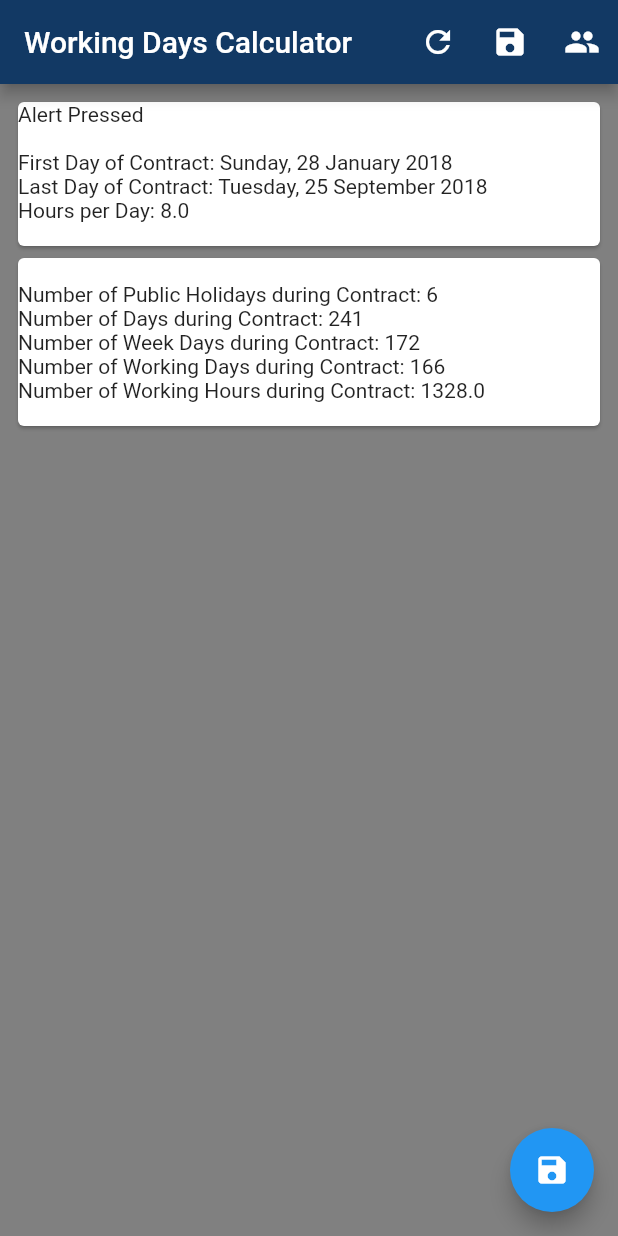
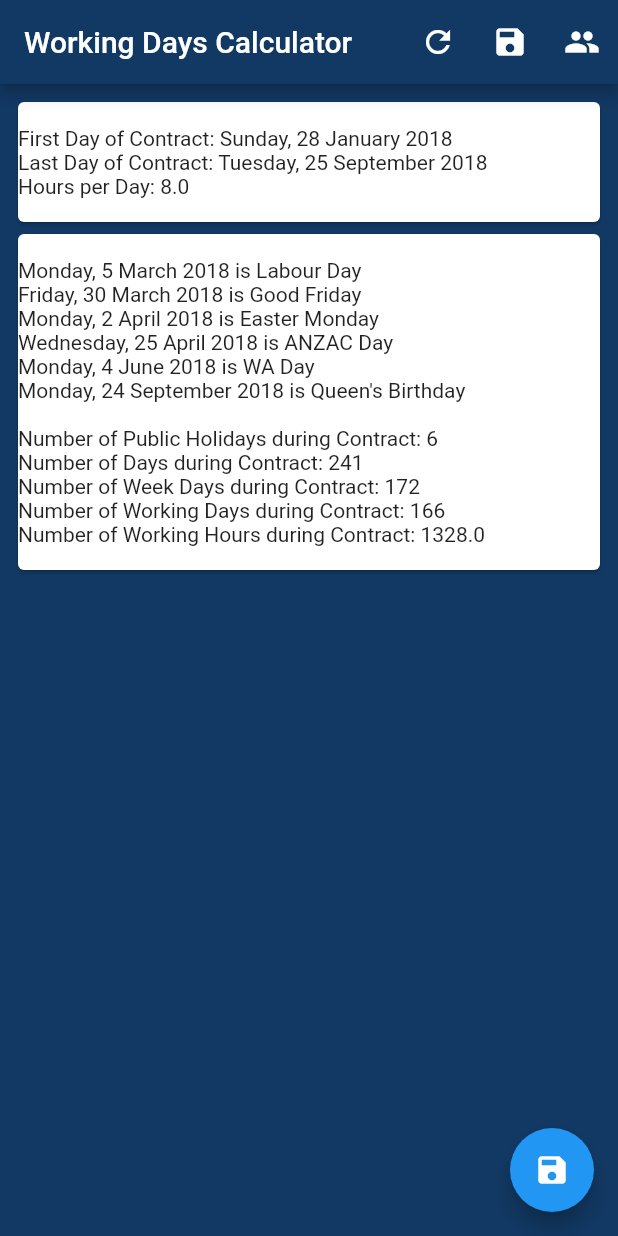
Before and after one commit to damiendb/kdr_calc_working_days, a Flutter app: the screen it shows after launch, after a tap on the "refresh" icon, on a phone screen of 412 x 824 dp. Run offline on Flutter 3.47's test engine with Material 2 defaults, Android fonts, the phone set to English and light mode, and no system bars.

Commit message:
Version 0.2
Code clean-up ready for move and continued development as part of KDR Central

```diff
--- a/lib/contract_term.dart
+++ b/lib/contract_term.dart
@@ -1,3 +1,4 @@
+import 'package:flutter/material.dart';
 import 'package:intl/intl.dart';
 
 import 'holidays_wa.dart';
@@ -28,26 +29,46 @@ class ContractTerm {
     this.totalWorkingHours = this.totalWorkingDays * this.hoursPerDay;
   }
 
-  void displayContract() {
-    print("First Day of Contract: " + formatter.format(this.startDate));
-    print("Last Day of Contract: " + formatter.format(this.endDate));
-    print("Hours per Day: " + this.hoursPerDay.toString());
-    print("");
+  List<Widget> displayContract() {
+    List<Widget> detailsOfContract = new List<Widget>();
 
+    detailsOfContract.add(new Text(""));
     this._inPeriodHolidays.forEach((value) {
-      print(formatter.format(value.pubHoliday) + " is " + value.holDescription);
+      // this displays the public holidays in the period
+      detailsOfContract.add(new Text(
+          formatter.format(value.pubHoliday) + " is " + value.holDescription));
     });
-    print("");
+    detailsOfContract.add(new Text(""));
+    detailsOfContract.add(new Text(
+        "Number of Public Holidays during Contract: " +
+            this.totalHolidays.toString()));
+    detailsOfContract.add(new Text(
+        "Number of Days during Contract: " + this.totalDays.toString()));
+    detailsOfContract.add(new Text("Number of Week Days during Contract: " +
+        this.totalWeekDays.toString()));
+    detailsOfContract.add(new Text("Number of Working Days during Contract: " +
+        this.totalWorkingDays.toString()));
+    detailsOfContract.add(new Text("Number of Working Hours during Contract: " +
+        this.totalWorkingHours.toString()));
+    detailsOfContract.add(new Text(""));
 
-    print("Number of Public Holidays during Contract: " +
-        this.totalHolidays.toString());
-    print("Number of Days during Contract: " + this.totalDays.toString());
-    print("Number of Week Days during Contract: " +
-        this.totalWeekDays.toString());
-    print("Number of Working Days during Contract: " +
-        this.totalWorkingDays.toString());
-    print("Number of Working Hours during Contract: " +
-        this.totalWorkingHours.toString());
+    return detailsOfContract;
+  }
+
+  List<Widget> tempContractInputs() {
+    List<Widget> tempDisplay = [
+      new Text(" "),
+      new Text("First Day of Contract: " +
+          //    newContract.startDate.toString()),
+          formatter.format(this.startDate)),
+      new Text("Last Day of Contract: " +
+          //    newContract.endDate.toString()),
+          formatter.format(this.endDate)),
+      new Text("Hours per Day: " + this.hoursPerDay.toString()),
+      new Text(" "),
+    ];
+
+    return tempDisplay;
   }
 
   static List<Holidays> holidaysInPeriod(
@@ -85,3 +106,28 @@ class ContractTerm {
     return totalDays;
   }
 }
+
+/*
+void printContract() {
+    print("First Day of Contract: " + formatter.format(this.startDate));
+    print("Last Day of Contract: " + formatter.format(this.endDate));
+    print("Hours per Day: " + this.hoursPerDay.toString());
+    print("");
+
+    this._inPeriodHolidays.forEach((value) {
+      // this displays the public holidays in the period
+      print(formatter.format(value.pubHoliday) + " is " + value.holDescription);
+    });
+    print("");
+
+    print("Number of Public Holidays during Contract: " +
+        this.totalHolidays.toString());
+    print("Number of Days during Contract: " + this.totalDays.toString());
+    print("Number of Week Days during Contract: " +
+        this.totalWeekDays.toString());
+    print("Number of Working Days during Contract: " +
+        this.totalWorkingDays.toString());
+    print("Number of Working Hours during Contract: " +
+        this.totalWorkingHours.toString());
+  }
+ */
--- a/lib/main.dart
+++ b/lib/main.dart
@@ -4,17 +4,21 @@ import 'package:intl/intl.dart';
 import 'contract_term.dart';
 
 void main() {
-  runApp(new MyApp());
+  runApp(new ContractTermCalc());
 }
 
 // will not change
-class MyApp extends StatefulWidget {
+class ContractTermCalc extends StatefulWidget {
   @override
-  _MyAppState createState() => new _MyAppState();
+  _ContractTermCalc createState() => new _ContractTermCalc();
 }
 
 // will change
-class _MyAppState extends State<MyApp> {
+class _ContractTermCalc extends State<ContractTermCalc> {
+  // This block of variables could be defined first and then set in _MyAppState Constructor
+  // May be a more elegant way of doing things
+  // Also newContract and formatter should be private variables
+
   ContractTerm newContract = new ContractTerm();
   DateFormat formatter = new DateFormat('EEEE, d MMMM yyyy');
 
@@ -27,9 +31,8 @@ class _MyAppState extends State<MyApp> {
   String para3 = "8.0";
 
   String _title = "Working Days Calculator";
-  String _myState = "No State";
 
-  void _pressed(String message, String startDate) {
+  void _pressed(String startDate) {
     setState(() {
       // Add user input values to newContract
       newContract.startDate = DateTime.parse(startDate);
@@ -41,22 +44,15 @@ class _MyAppState extends State<MyApp> {
 
       // Display newContract
       newContract.displayContract();
-
-      _myState = message;
     });
-    print(_myState);
   }
 
   @override
   Widget build(BuildContext context) {
-    // it's okay to insert code here
-    // this is run every tme setState() is called!!
-    print("*****  BUILDING ******");
-
     return new MaterialApp(
       title: _title,
       home: new Scaffold(
-        backgroundColor: _kdrGrey,
+        backgroundColor: _kdrDarkBlue,
         appBar: new AppBar(
           title: new Text(_title),
           backgroundColor: _kdrDarkBlue,
@@ -64,17 +60,17 @@ class _MyAppState extends State<MyApp> {
             new IconButton(
                 icon: new Icon(Icons.refresh),
                 onPressed: () {
-                  _pressed("Alert Pressed", "2018-01-28");
+                  _pressed("2018-01-28");
                 }),
             new IconButton(
                 icon: new Icon(Icons.save),
                 onPressed: () {
-                  _pressed("Print Pressed", "2018-02-27");
+                  _pressed("2018-02-27");
                 }),
             new IconButton(
                 icon: new Icon(Icons.people),
                 onPressed: () {
-                  _pressed("People Pressed", "2018-03-28");
+                  _pressed("2018-03-28");
                 }),
           ],
         ),
@@ -85,41 +81,16 @@ class _MyAppState extends State<MyApp> {
                 new Card(
                     child: new Column(
                         crossAxisAlignment: CrossAxisAlignment.start,
-                        children: <Widget>[
-                      new Text(_myState),
-                      new Text(" "),
-                      new Text("First Day of Contract: " +
-                          //    newContract.startDate.toString()),
-                          formatter.format(newContract.startDate)),
-                      new Text("Last Day of Contract: " +
-                          //    newContract.endDate.toString()),
-                          formatter.format(newContract.endDate)),
-                      new Text("Hours per Day: " +
-                          newContract.hoursPerDay.toString()),
-                      new Text(" ")
-                    ])),
+                        children: newContract.tempContractInputs())),
                 new Card(
                     child: new Column(
                         crossAxisAlignment: CrossAxisAlignment.start,
-                        children: <Widget>[
-                      new Text(" "),
-                      new Text("Number of Public Holidays during Contract: " +
-                          newContract.totalHolidays.toString()),
-                      new Text("Number of Days during Contract: " +
-                          newContract.totalDays.toString()),
-                      new Text("Number of Week Days during Contract: " +
-                          newContract.totalWeekDays.toString()),
-                      new Text("Number of Working Days during Contract: " +
-                          newContract.totalWorkingDays.toString()),
-                      new Text("Number of Working Hours during Contract: " +
-                          newContract.totalWorkingHours.toString()),
-                      new Text(" ")
-                    ])),
+                        children: newContract.displayContract())),
               ],
             )),
         floatingActionButton: new FloatingActionButton(
           onPressed: () {
-            _pressed("Super Button of Doom", "2018-04-28");
+            _pressed("2018-04-28");
           },
           tooltip: 'Increment',
           child: new Icon(Icons.save),
```
Also changed, not shown: 2 other files.
